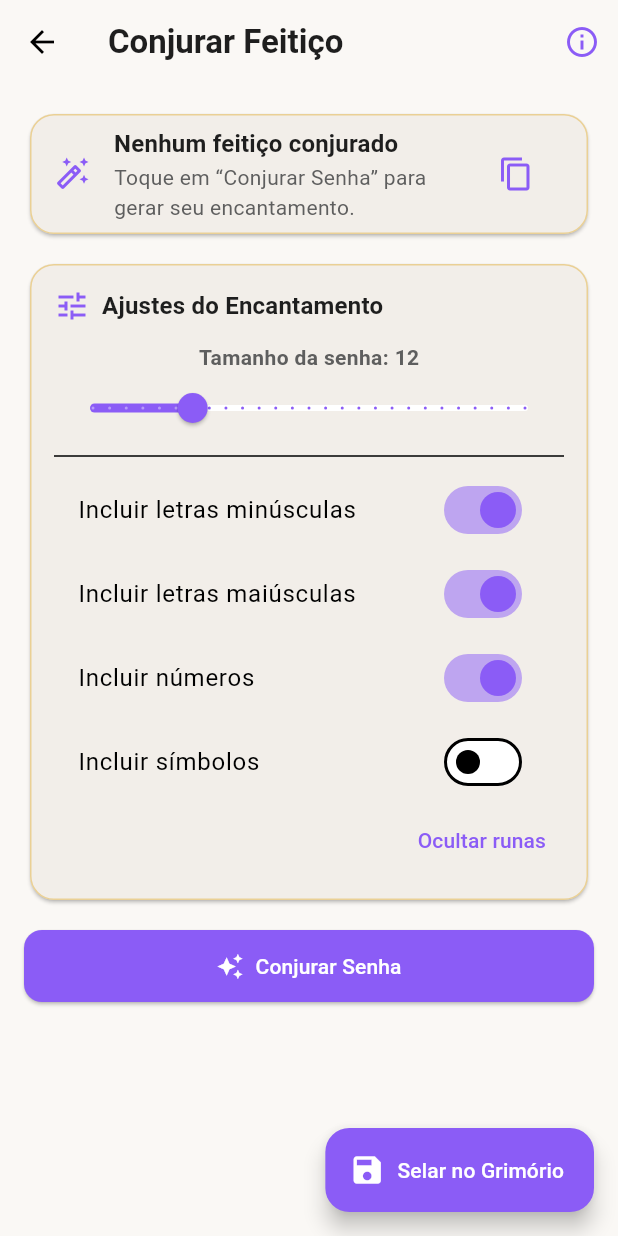
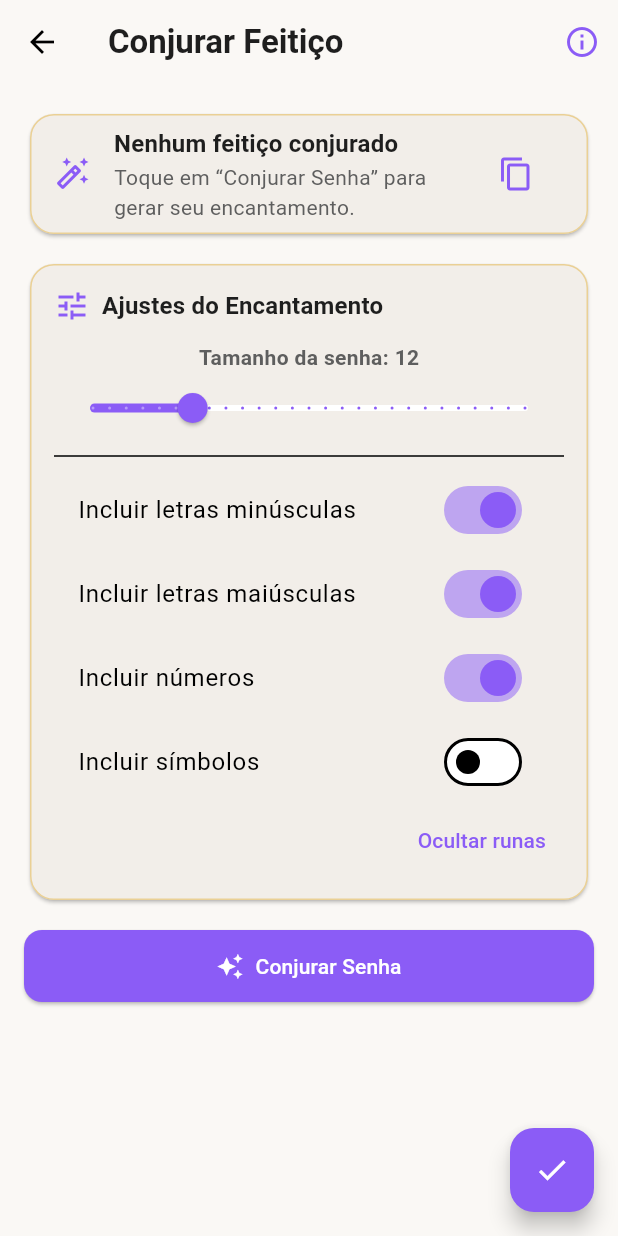
Before and after one commit to riqinho/flutter-checkpoint-3, a Flutter app: the HomeScreen screen opened by its route, after a tap on the "add" icon, on a phone screen of 412 x 824 dp. Run offline on Flutter 3.47's test engine with Material 3 defaults, Android fonts, the phone set to English and light mode, and no system bars; our stand-ins replace cloud_firestore, firebase_auth, firebase_core, lottie, shared_preferences; accounts and stored records are empty; generated files the repository leaves out were written again; Roboto replaces fonts that are missing (Poppins).

Commit message:
continuando estilizacoes

```diff
--- a/lib/screens/home_screen.dart
+++ b/lib/screens/home_screen.dart
@@ -114,7 +114,7 @@ class _HomeScreenState extends State<HomeScreen> {
                     crossAxisAlignment: CrossAxisAlignment.start,
                     children: [
                       Text(
-                        "🔮 Teste o Plano Plus!",
+                        "Teste o Plano Plus!",
                         style: TextStyle(
                           fontSize: 18,
                           fontWeight: FontWeight.bold,
--- a/lib/screens/newPassword_screen.dart
+++ b/lib/screens/newPassword_screen.dart
@@ -462,12 +462,12 @@ class _NewpasswordScreenState extends State<NewpasswordScreen> {
       ),
 
       // salvar
-      floatingActionButton: FloatingActionButton.extended(
+      floatingActionButton: FloatingActionButton(
         backgroundColor: AppMagicColors.primary,
         foregroundColor: Colors.white,
         onPressed: _password == null ? null : _savePassword,
-        icon: const Icon(Icons.save),
-        label: const Text('Selar no Grimório'),
+        child: const Icon(Icons.check),
+        tooltip: "Selar no Grimório",
       ),
     );
   }
```
